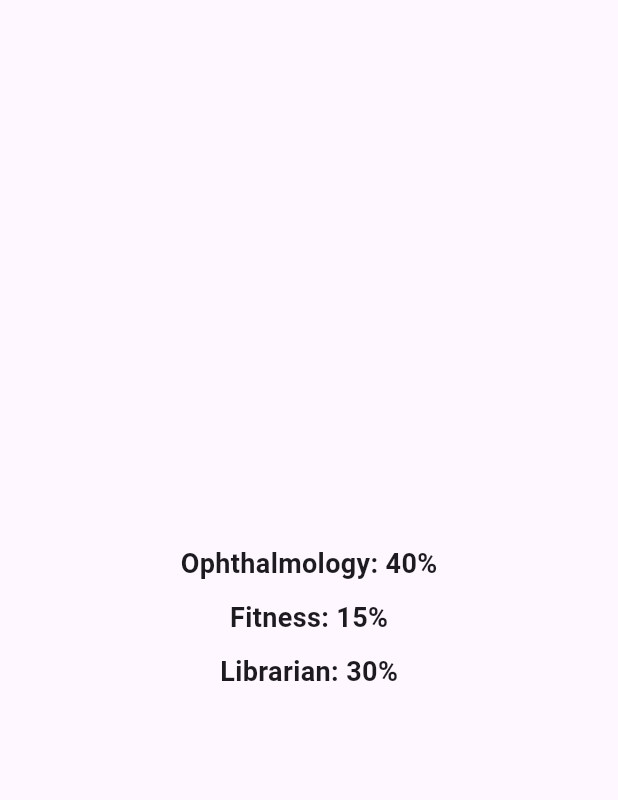
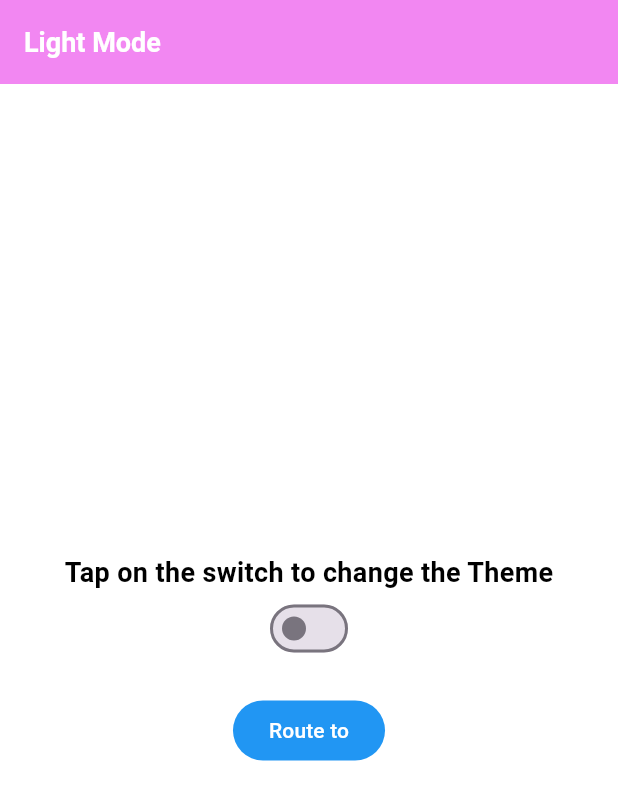
Before and after one commit to purboindra/belajar-tiktok, a Flutter app: the screen it shows after launch, on a phone screen of 412 x 824 dp. Shown: the top 800 px of the screen. Run offline on Flutter 3.47's test engine with Material 3 defaults, Android fonts, the phone set to English and light mode, and no system bars; our stand-ins replace carousel_slider, connectivity_plus, fl_chart, flutter_riverpod, flutter_slidable, flutter_svg and 6 more.

Commit message:
dark mode - light mode

```diff
--- /dev/null
+++ b/lib/learn/learn_theme/theme_controller.dart
@@ -0,0 +1,5 @@
+import 'package:get/get.dart';
+
+class ThemeController extends GetxController {
+  RxBool isDarkMode = false.obs;
+}
--- /dev/null
+++ b/lib/learn/learn_theme/theme_screen.dart
@@ -0,0 +1,60 @@
+import 'package:belajar_tiktok/learn/learn_theme/theme_controller.dart';
+import 'package:belajar_tiktok/learn/stepper.dart';
+import 'package:flutter/material.dart';
+import 'package:get/get.dart';
+
+class ThemeScreen extends StatelessWidget {
+  ThemeScreen({super.key});
+
+  final _themeC = Get.put(ThemeController());
+
+  @override
+  Widget build(BuildContext context) {
+    return Scaffold(
+      appBar: AppBar(
+        title: Obx(
+            () => Text(_themeC.isDarkMode.isTrue ? "Dark Mode" : "Light Mode")),
+      ),
+      body: Obx(
+        () => Center(
+          child: Column(
+            mainAxisAlignment: MainAxisAlignment.center,
+            children: [
+              Text(
+                "Tap on the switch to change the Theme",
+                style: TextStyle(
+                  fontSize: 18,
+                  fontWeight: FontWeight.bold,
+                  color:
+                      _themeC.isDarkMode.isFalse ? Colors.black : Colors.white,
+                ),
+              ),
+              Switch(
+                  value: _themeC.isDarkMode.value,
+                  onChanged: (value) {
+                    _themeC.isDarkMode.toggle();
+                    Get.changeThemeMode(
+                        value ? ThemeMode.dark : ThemeMode.light);
+                  },
+                  activeColor: Colors.purple),
+              const SizedBox(
+                height: 20,
+              ),
+              ElevatedButton(
+                onPressed: () {
+                  Navigator.of(context).push(MaterialPageRoute(
+                    builder: (context) => const LearnStepper(),
+                  ));
+                },
+                child: const Text(
+                  "Route to",
+                  style: TextStyle(color: Colors.white),
+                ),
+              ),
+            ],
+          ),
+        ),
+      ),
+    );
+  }
+}
--- a/lib/learn/stepper.dart
+++ b/lib/learn/stepper.dart
@@ -1,4 +1,6 @@
+import 'package:belajar_tiktok/learn/learn_theme/theme_controller.dart';
 import 'package:flutter/material.dart';
+import 'package:get/get.dart';
 
 class LearnStepper extends StatefulWidget {
   const LearnStepper({super.key});
@@ -10,6 +12,8 @@ class LearnStepper extends StatefulWidget {
 class _LearnStepperState extends State<LearnStepper> {
   int index = 0;
 
+  final ThemeController _themeController = Get.find();
+
   List<Step> step() {
     return [
       Step(
@@ -18,7 +22,11 @@ class _LearnStepperState extends State<LearnStepper> {
           style: TextStyle(
             fontSize: 18,
             fontWeight: index == 0 ? FontWeight.bold : FontWeight.w500,
-            color: index == 0 ? Colors.black : Colors.grey.shade600,
+            color: index == 0
+                ? _themeController.isDarkMode.isTrue
+                    ? Colors.white
+                    : Colors.black
+                : Colors.grey.shade600,
           ),
         ),
         content: Container(
@@ -30,7 +38,11 @@ class _LearnStepperState extends State<LearnStepper> {
           "Your package has dropped at Tangerang",
           style: TextStyle(
             fontWeight: index == 0 ? FontWeight.w600 : FontWeight.w400,
-            color: index == 0 ? Colors.black : Colors.grey.shade600,
+            color: index == 0
+                ? _themeController.isDarkMode.isTrue
+                    ? Colors.white
+                    : Colors.black
+                : Colors.grey.shade600,
           ),
         ),
       ),
--- a/lib/main.dart
+++ b/lib/main.dart
@@ -1,6 +1,7 @@
-import 'package:belajar_tiktok/learn/pie_chart.dart';
+import 'package:belajar_tiktok/learn/learn_theme/theme_screen.dart';
 import 'package:flutter/material.dart';
 import 'package:flutter_riverpod/flutter_riverpod.dart';
+import 'package:get/get.dart';
 
 void main() {
   ErrorWidget.builder = (FlutterErrorDetails errorDetails) {
@@ -40,21 +41,65 @@ class MyApp extends StatelessWidget {
   // This widget is the root of your application.
   @override
   Widget build(BuildContext context) {
-    return MaterialApp(
+    return GetMaterialApp(
       title: 'Flutter Demo',
+      darkTheme: ThemeData(
+        textTheme: const TextTheme(
+          titleMedium: TextStyle(color: Colors.white70),
+          bodyMedium: TextStyle(color: Colors.white70),
+        ),
+        shadowColor: Colors.grey.shade900,
+        brightness: Brightness.dark,
+        scaffoldBackgroundColor: const Color.fromARGB(255, 37, 36, 36),
+        appBarTheme: const AppBarTheme(
+          color: Color.fromARGB(199, 242, 135, 224),
+          titleTextStyle: TextStyle(
+            fontSize: 18,
+            fontWeight: FontWeight.bold,
+            color: Colors.white,
+          ),
+          elevation: 0,
+          foregroundColor: Colors.black,
+        ),
+        primaryColor: const Color.fromARGB(199, 242, 135, 240),
+        elevatedButtonTheme: ElevatedButtonThemeData(
+          style: ElevatedButton.styleFrom(
+            backgroundColor: Colors.black,
+            elevation: 0,
+            shape:
+                RoundedRectangleBorder(borderRadius: BorderRadius.circular(20)),
+          ),
+        ),
+        textButtonTheme: TextButtonThemeData(
+          style: TextButton.styleFrom(foregroundColor: Colors.grey),
+        ),
+      ),
       theme: ThemeData(
-        // This is the theme of your application.
-        //
-        // Try running your application with "flutter run". You'll see the
-        // application has a blue toolbar. Then, without quitting the app, try
-        // changing the primarySwatch below to Colors.green and then invoke
-        // "hot reload" (press "r" in the console where you ran "flutter run",
-        // or simply save your changes to "hot reload" in a Flutter IDE).
-        // Notice that the counter didn't reset back to zero; the application
-        // is not restarted.
-        primarySwatch: Colors.blue,
+        scaffoldBackgroundColor: Colors.white,
+        appBarTheme: const AppBarTheme(
+          color: Color.fromARGB(255, 242, 135, 242),
+          titleTextStyle: TextStyle(
+            fontSize: 18,
+            fontWeight: FontWeight.bold,
+            color: Colors.white,
+          ),
+          elevation: 0,
+          foregroundColor: Colors.black,
+        ),
+        primaryColor: const Color.fromARGB(255, 237, 135, 242),
+        elevatedButtonTheme: ElevatedButtonThemeData(
+          style: ElevatedButton.styleFrom(
+            backgroundColor: Colors.blue,
+            elevation: 0,
+            shape:
+                RoundedRectangleBorder(borderRadius: BorderRadius.circular(20)),
+          ),
+        ),
+        textButtonTheme: TextButtonThemeData(
+          style: TextButton.styleFrom(foregroundColor: Colors.white),
+        ),
       ),
-      home: const PieChartSample3(),
+      home: ThemeScreen(),
     );
   }
 }
```
